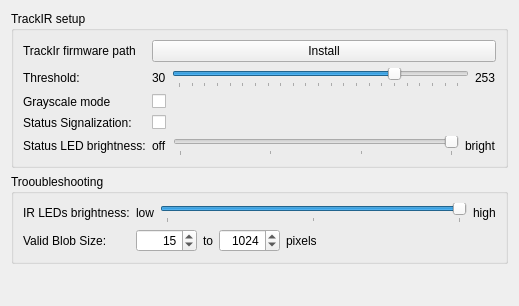
First picture: the form in src/qt_gui/tir_setup.ui, repository mavak/linux-track, before the edit.
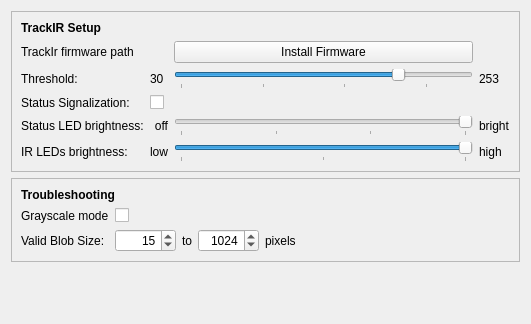
Second picture: the form after the edit.

Commit message: Added new dialogue for XPlane plugin installation. Mickey and wii_server aren't compiled when they shouldn't. Visually tweaked device setup dialogues. Fixed memory leak in the wine bridge client.

The edit to the form file:
```diff
--- a/src/qt_gui/tir_setup.ui
+++ b/src/qt_gui/tir_setup.ui
@@ -6,22 +6,60 @@
    <rect>
     <x>0</x>
     <y>0</y>
-    <width>519</width>
-    <height>306</height>
+    <width>531</width>
+    <height>324</height>
    </rect>
   </property>
   <property name="windowTitle">
    <string>Form</string>
   </property>
+  <layout class="QVBoxLayout" name="verticalLayout_3">
+   <item>
+    <widget class="QFrame" name="frame">
+     <property name="frameShape">
+      <enum>QFrame::StyledPanel</enum>
+     </property>
+     <property name="frameShadow">
+      <enum>QFrame::Raised</enum>
+     </property>
   <layout class="QVBoxLayout" name="verticalLayout">
    <item>
-    <widget class="QGroupBox" name="groupBox_2">
-     <property name="title">
-      <string>TrackIR setup</string>
-     </property>
-     <layout class="QVBoxLayout" name="verticalLayout_4">
+       <widget class="QLabel" name="label_3">
+        <property name="font">
+         <font>
+          <weight>75</weight>
+          <bold>true</bold>
+         </font>
+        </property>
+        <property name="text">
+         <string>TrackIR Setup</string>
+        </property>
+       </widget>
+      </item>
       <item>
        <layout class="QGridLayout" name="gridLayout_2">
+        <item row="3" column="2">
+         <widget class="QSlider" name="TirStatusBright">
+          <property name="maximum">
+           <number>3</number>
+          </property>
+          <property name="pageStep">
+           <number>1</number>
+          </property>
+          <property name="orientation">
+           <enum>Qt::Horizontal</enum>
+          </property>
+          <property name="invertedAppearance">
+           <bool>true</bool>
+          </property>
+          <property name="invertedControls">
+           <bool>false</bool>
+          </property>
+          <property name="tickPosition">
+           <enum>QSlider::TicksBelow</enum>
+          </property>
+         </widget>
+        </item>
         <item row="1" column="0">
          <widget class="QLabel" name="Threshold_label">
           <property name="sizePolicy">
@@ -35,9 +73,28 @@
           </property>
          </widget>
         </item>
+        <item row="2" column="1">
+         <widget class="QCheckBox" name="TirSignalizeStatus">
+          <property name="text">
+           <string/>
+          </property>
+         </widget>
+        </item>
+        <item row="4" column="0">
+         <widget class="QLabel" name="IRBrightLabel">
+          <property name="text">
+           <string>IR LEDs brightness:</string>
+          </property>
+         </widget>
+        </item>
+        <item row="4" column="1">
+         <widget class="QLabel" name="IRBrightLabelLow">
+          <property name="text">
+           <string>low</string>
+          </property>
+         </widget>
+        </item>
         <item row="1" column="1">
-         <layout class="QHBoxLayout" name="horizontalLayout_16">
-          <item>
            <widget class="QLabel" name="label">
             <property name="sizePolicy">
              <sizepolicy hsizetype="Maximum" vsizetype="Preferred">
@@ -50,7 +107,49 @@
             </property>
            </widget>
           </item>
-          <item>
+        <item row="3" column="1">
+         <widget class="QLabel" name="StatusBrightLabelOff">
+          <property name="text">
+           <string>off</string>
+          </property>
+          <property name="alignment">
+           <set>Qt::AlignRight|Qt::AlignTrailing|Qt::AlignVCenter</set>
+          </property>
+         </widget>
+        </item>
+        <item row="0" column="0">
+         <widget class="QLabel" name="TirFwLabel">
+          <property name="text">
+           <string>TrackIr firmware path</string>
+          </property>
+         </widget>
+        </item>
+        <item row="4" column="2">
+         <widget class="QSlider" name="TirIrBright">
+          <property name="minimum">
+           <number>5</number>
+          </property>
+          <property name="maximum">
+           <number>7</number>
+          </property>
+          <property name="pageStep">
+           <number>1</number>
+          </property>
+          <property name="value">
+           <number>7</number>
+          </property>
+          <property name="orientation">
+           <enum>Qt::Horizontal</enum>
+          </property>
+          <property name="invertedAppearance">
+           <bool>false</bool>
+          </property>
+          <property name="tickPosition">
+           <enum>QSlider::TicksBelow</enum>
+          </property>
+         </widget>
+        </item>
+        <item row="1" column="2">
            <widget class="QSlider" name="TirThreshold">
             <property name="sizePolicy">
              <sizepolicy hsizetype="Preferred" vsizetype="Preferred">
@@ -73,24 +172,12 @@
             <property name="tickPosition">
              <enum>QSlider::TicksBelow</enum>
             </property>
-           </widget>
-          </item>
-          <item>
-           <widget class="QLabel" name="label_2">
-            <property name="sizePolicy">
-             <sizepolicy hsizetype="Maximum" vsizetype="Preferred">
-              <horstretch>0</horstretch>
-              <verstretch>0</verstretch>
-             </sizepolicy>
-            </property>
-            <property name="text">
-             <string>253</string>
-            </property>
-           </widget>
-          </item>
-         </layout>
-        </item>
-        <item row="3" column="0">
+          <property name="tickInterval">
+           <number>64</number>
+          </property>
+         </widget>
+        </item>
+        <item row="2" column="0">
          <widget class="QLabel" name="label_47">
           <property name="sizePolicy">
            <sizepolicy hsizetype="Maximum" vsizetype="Preferred">
@@ -103,68 +190,41 @@
           </property>
          </widget>
         </item>
-        <item row="3" column="1">
-         <widget class="QCheckBox" name="TirSignalizeStatus">
-          <property name="text">
-           <string/>
-          </property>
-         </widget>
-        </item>
-        <item row="4" column="0">
+        <item row="3" column="0">
          <widget class="QLabel" name="StatusBrightLabel">
           <property name="text">
            <string>Status LED brightness:</string>
           </property>
          </widget>
         </item>
-        <item row="4" column="1">
-         <layout class="QHBoxLayout" name="StatusBright">
-          <item>
-           <widget class="QLabel" name="StatusBrightLabelOff">
+        <item row="1" column="3">
+         <widget class="QLabel" name="label_2">
+          <property name="sizePolicy">
+           <sizepolicy hsizetype="Maximum" vsizetype="Preferred">
+            <horstretch>0</horstretch>
+            <verstretch>0</verstretch>
+           </sizepolicy>
+          </property>
             <property name="text">
-             <string>off</string>
+           <string>253</string>
             </property>
            </widget>
           </item>
-          <item>
-           <widget class="QSlider" name="TirStatusBright">
-            <property name="maximum">
-             <number>3</number>
-            </property>
-            <property name="pageStep">
-             <number>1</number>
-            </property>
-            <property name="orientation">
-             <enum>Qt::Horizontal</enum>
-            </property>
-            <property name="invertedAppearance">
-             <bool>true</bool>
-            </property>
-            <property name="invertedControls">
-             <bool>false</bool>
-            </property>
-            <property name="tickPosition">
-             <enum>QSlider::TicksBelow</enum>
-            </property>
-           </widget>
-          </item>
-          <item>
+        <item row="3" column="3">
            <widget class="QLabel" name="StatusBrightLabelBright">
             <property name="text">
              <string>bright</string>
             </property>
            </widget>
           </item>
-         </layout>
-        </item>
-        <item row="0" column="0">
-         <widget class="QLabel" name="TirFwLabel">
+        <item row="4" column="3">
+         <widget class="QLabel" name="IRBrightLabelHigh">
           <property name="text">
-           <string>TrackIr firmware path</string>
+           <string>high</string>
           </property>
          </widget>
         </item>
-        <item row="0" column="1">
+        <item row="0" column="2">
          <widget class="QPushButton" name="TirInstallFirmware">
           <property name="sizePolicy">
            <sizepolicy hsizetype="Preferred" vsizetype="Fixed">
@@ -173,57 +233,100 @@
            </sizepolicy>
           </property>
           <property name="text">
-           <string>Install</string>
+           <string>Install Firmware</string>
           </property>
          </widget>
         </item>
-        <item row="2" column="0">
-         <widget class="QLabel" name="TirUseGrayscaleLabel">
-          <property name="text">
-           <string>Grayscale mode</string>
-          </property>
-         </widget>
-        </item>
-        <item row="2" column="1">
-         <widget class="QCheckBox" name="TirUseGrayscale">
-          <property name="text">
-           <string/>
-          </property>
-         </widget>
-        </item>
        </layout>
       </item>
      </layout>
     </widget>
    </item>
    <item>
-    <widget class="QGroupBox" name="groupBox">
-     <property name="title">
-      <string>Trooubleshooting</string>
+    <widget class="QFrame" name="frame_2">
+     <property name="frameShape">
+      <enum>QFrame::StyledPanel</enum>
      </property>
-     <property name="flat">
-      <bool>false</bool>
+     <property name="frameShadow">
+      <enum>QFrame::Raised</enum>
      </property>
-     <layout class="QVBoxLayout" name="verticalLayout_3">
+     <layout class="QVBoxLayout" name="verticalLayout_2">
+      <item>
+       <widget class="QLabel" name="label_4">
+        <property name="font">
+         <font>
+          <weight>75</weight>
+          <bold>true</bold>
+         </font>
+        </property>
+        <property name="text">
+         <string>Troubleshooting</string>
+        </property>
+       </widget>
+      </item>
       <item>
        <layout class="QGridLayout" name="gridLayout_3">
-        <item row="0" column="0">
-         <widget class="QLabel" name="IRBrightLabel">
+        <item row="2" column="1">
+         <layout class="QHBoxLayout" name="horizontalLayout">
+          <item>
+           <widget class="QSpinBox" name="TirMinBlob">
+            <property name="sizePolicy">
+             <sizepolicy hsizetype="Minimum" vsizetype="Preferred">
+              <horstretch>0</horstretch>
+              <verstretch>0</verstretch>
+             </sizepolicy>
+            </property>
+            <property name="alignment">
+             <set>Qt::AlignRight|Qt::AlignTrailing|Qt::AlignVCenter</set>
+            </property>
+            <property name="minimum">
+             <number>1</number>
+            </property>
+            <property name="maximum">
+             <number>10000</number>
+            </property>
+            <property name="value">
+             <number>15</number>
+            </property>
+           </widget>
+          </item>
+          <item>
+           <widget class="QLabel" name="label_43">
           <property name="text">
-           <string>IR LEDs brightness:</string>
+             <string>to</string>
           </property>
          </widget>
         </item>
-        <item row="1" column="0">
-         <widget class="QLabel" name="label_7">
+          <item>
+           <widget class="QSpinBox" name="TirMaxBlob">
+            <property name="sizePolicy">
+             <sizepolicy hsizetype="Minimum" vsizetype="Preferred">
+              <horstretch>0</horstretch>
+              <verstretch>0</verstretch>
+             </sizepolicy>
+            </property>
+            <property name="alignment">
+             <set>Qt::AlignRight|Qt::AlignTrailing|Qt::AlignVCenter</set>
+            </property>
+            <property name="minimum">
+             <number>1</number>
+            </property>
+            <property name="maximum">
+             <number>10000</number>
+            </property>
+            <property name="value">
+             <number>1024</number>
+            </property>
+           </widget>
+          </item>
+          <item>
+           <widget class="QLabel" name="label_44">
           <property name="text">
-           <string>Valid Blob Size:</string>
+             <string>pixels</string>
           </property>
          </widget>
         </item>
-        <item row="1" column="1">
-         <layout class="QGridLayout" name="gridLayout">
-          <item row="0" column="8">
+          <item>
            <spacer name="horizontalSpacer_3">
             <property name="orientation">
              <enum>Qt::Horizontal</enum>
@@ -236,108 +339,28 @@
             </property>
            </spacer>
           </item>
-          <item row="0" column="7">
-           <widget class="QLabel" name="label_44">
-            <property name="text">
-             <string>pixels</string>
-            </property>
-           </widget>
-          </item>
-          <item row="0" column="3">
-           <widget class="QSpinBox" name="TirMaxBlob">
-            <property name="sizePolicy">
-             <sizepolicy hsizetype="Minimum" vsizetype="Preferred">
-              <horstretch>0</horstretch>
-              <verstretch>0</verstretch>
-             </sizepolicy>
-            </property>
-            <property name="alignment">
-             <set>Qt::AlignRight|Qt::AlignTrailing|Qt::AlignVCenter</set>
-            </property>
-            <property name="minimum">
-             <number>1</number>
-            </property>
-            <property name="maximum">
-             <number>10000</number>
-            </property>
-            <property name="value">
-             <number>1024</number>
-            </property>
-           </widget>
-          </item>
-          <item row="0" column="1">
-           <widget class="QSpinBox" name="TirMinBlob">
-            <property name="sizePolicy">
-             <sizepolicy hsizetype="Minimum" vsizetype="Preferred">
-              <horstretch>0</horstretch>
-              <verstretch>0</verstretch>
-             </sizepolicy>
-            </property>
-            <property name="alignment">
-             <set>Qt::AlignRight|Qt::AlignTrailing|Qt::AlignVCenter</set>
-            </property>
-            <property name="minimum">
-             <number>1</number>
-            </property>
-            <property name="maximum">
-             <number>10000</number>
-            </property>
-            <property name="value">
-             <number>15</number>
-            </property>
-           </widget>
-          </item>
-          <item row="0" column="2">
-           <widget class="QLabel" name="label_43">
+         </layout>
+        </item>
+        <item row="2" column="0">
+         <widget class="QLabel" name="label_7">
             <property name="text">
-             <string>to</string>
+           <string>Valid Blob Size:</string>
             </property>
            </widget>
           </item>
-         </layout>
-        </item>
-        <item row="0" column="1">
-         <layout class="QHBoxLayout" name="IRBright">
-          <item>
-           <widget class="QLabel" name="IRBrightLabelLow">
+        <item row="1" column="0">
+         <widget class="QLabel" name="TirUseGrayscaleLabel">
             <property name="text">
-             <string>low</string>
+           <string>Grayscale mode</string>
             </property>
            </widget>
           </item>
-          <item>
-           <widget class="QSlider" name="TirIrBright">
-            <property name="minimum">
-             <number>5</number>
-            </property>
-            <property name="maximum">
-             <number>7</number>
-            </property>
-            <property name="pageStep">
-             <number>1</number>
-            </property>
-            <property name="value">
-             <number>7</number>
-            </property>
-            <property name="orientation">
-             <enum>Qt::Horizontal</enum>
-            </property>
-            <property name="invertedAppearance">
-             <bool>false</bool>
-            </property>
-            <property name="tickPosition">
-             <enum>QSlider::TicksBelow</enum>
-            </property>
-           </widget>
-          </item>
-          <item>
-           <widget class="QLabel" name="IRBrightLabelHigh">
+        <item row="1" column="1">
+         <widget class="QCheckBox" name="TirUseGrayscale">
             <property name="text">
-             <string>high</string>
-            </property>
-           </widget>
-          </item>
-         </layout>
+           <string/>
+          </property>
+         </widget>
         </item>
        </layout>
       </item>
```
Lines whose indentation alone changed are shown as unchanged. The commit also changes 16 other files.
